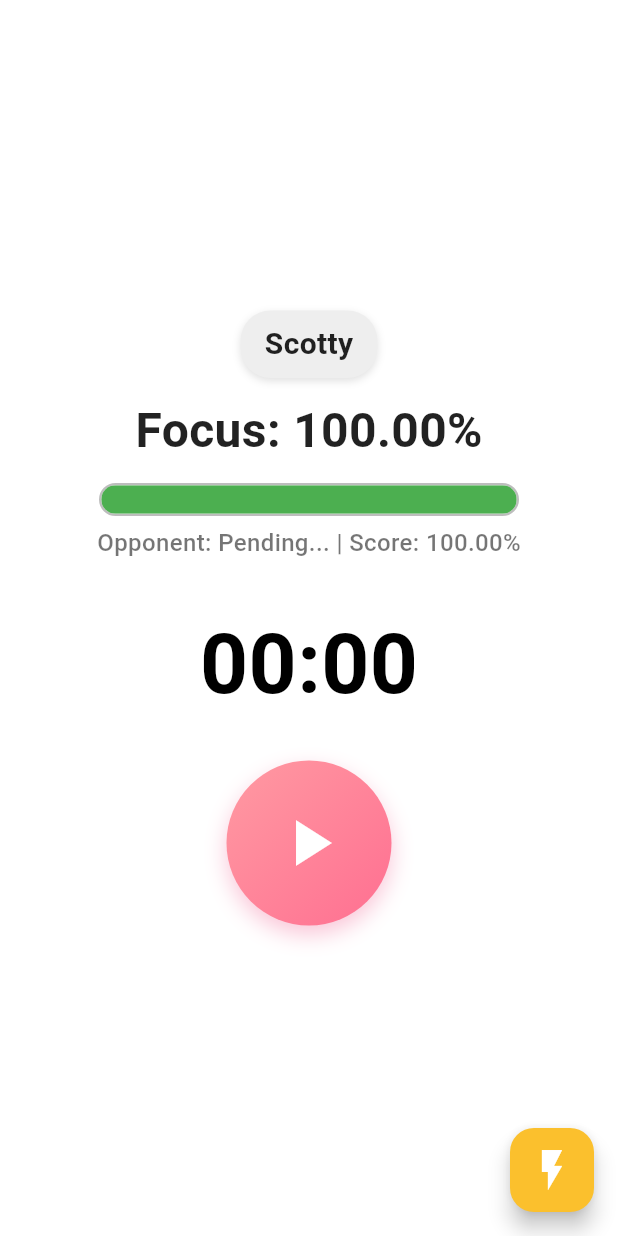
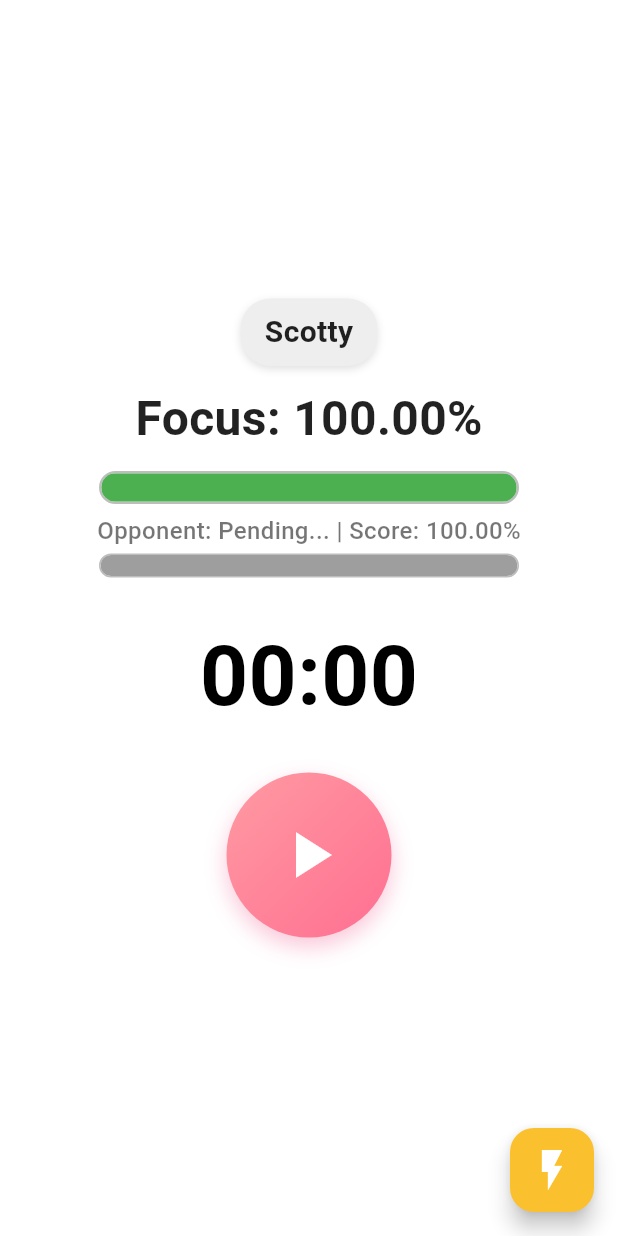
Before and after one commit to mmilunicmobile/the-quack-team-hackcmu-2025, a Flutter app: the screen it shows after launch, on a phone screen of 412 x 824 dp. Run offline on Flutter 3.47's test engine with Material 3 defaults, Android fonts, the light colour scheme and no system bars; network calls fail.

Commit message:
progress bar

```diff
--- a/lib/main.dart
+++ b/lib/main.dart
@@ -303,6 +303,12 @@ class _FocusHomePageState extends State<FocusHomePage>
       if (isTimerRunning) {
         newRemaining =
             max(0.0, targetEndTime!.difference(DateTime.now()).inMilliseconds / 1000.0);
+
+        // Check if the timer just reached zero
+        if (newRemaining <= 0.1 && visualTimerDisplayTime > 0.1) {
+          // Timer just ended, show winner popup
+          _showWinnerDialog();
+        }
       } else {
         newRemaining = remainingSeconds;
       }
@@ -334,6 +340,72 @@ class _FocusHomePageState extends State<FocusHomePage>
         }
       });
     });
+  }
+
+  // Show a dialog announcing the winner when the timer hits zero
+  void _showWinnerDialog() {
+    // Determine the winner based on focus scores
+    final bool userWon = focusPercentage > opponentScore;
+    final bool tie = (focusPercentage - opponentScore).abs() < 0.01;
+
+    final String winnerName = userWon ? username : opponentName;
+    final String resultMessage = tie
+        ? "It's a tie!"
+        : "$winnerName wins!";
+    final String scoreMessage = "Final scores:\n$username: ${focusPercentage.toStringAsFixed(2)}%\n$opponentName: ${opponentScore.toStringAsFixed(2)}%";
+
+    // Show the dialog only if not already showing another dialog
+    showDialog(
+      context: context,
+      barrierDismissible: false, // User must tap a button to close the dialog
+      builder: (context) => AlertDialog(
+        title: Text(
+          resultMessage,
+          textAlign: TextAlign.center,
+          style: TextStyle(
+            fontSize: 24,
+            fontWeight: FontWeight.bold,
+            color: tie ? Colors.blue : (userWon ? Colors.green : Colors.red),
+          ),
+        ),
+        content: Column(
+          mainAxisSize: MainAxisSize.min,
+          children: [
+            const SizedBox(height: 10),
+            Text(
+              scoreMessage,
+              textAlign: TextAlign.center,
+              style: const TextStyle(fontSize: 18),
+            ),
+            const SizedBox(height: 20),
+            Icon(
+              tie ? Icons.handshake : (userWon ? Icons.emoji_events : Icons.mood),
+              size: 60,
+              color: tie ? Colors.blue : (userWon ? Colors.amber : Colors.grey),
+            ),
+          ],
+        ),
+        actions: [
+          TextButton(
+            onPressed: () {
+              Navigator.of(context).pop();
+            },
+            child: const Text('Close'),
+          ),
+          ElevatedButton(
+            onPressed: () {
+              Navigator.of(context).pop();
+              // Reset the timer for a new session if needed
+              sendJsonToWebSocket({
+                'type': 'set_timer',
+                'value': 20 * 60 // Reset to 20 minutes
+              });
+            },
+            child: const Text('New Session'),
+          ),
+        ],
+      ),
+    );
   }
 
   void _pauseTimer() {
@@ -571,6 +643,56 @@ class _FocusHomePageState extends State<FocusHomePage>
     );
   }
 
+  Widget _opponentFocusBar() {
+    return Container(
+      width: 280,
+      height: 16, // Slightly smaller than the user's bar
+      decoration: BoxDecoration(
+        borderRadius: BorderRadius.circular(10),
+        border: Border.all(color: Colors.black26, width: 1.0),
+      ),
+      child: ClipRRect(
+        borderRadius: BorderRadius.circular(9),
+        child: Stack(
+          children: [
+            AnimatedContainer(
+              duration: const Duration(milliseconds: 500),
+              curve: Curves.easeInOut,
+              width: 280 * (opponentScore / 100),
+              decoration: BoxDecoration(
+                color: Colors.grey.shade500, // Gray color for opponent bar
+              ),
+            ),
+            AnimatedBuilder(
+              animation: _shimmerController,
+              builder: (context, _) {
+                return Positioned.fill(
+                  child: ShaderMask(
+                    shaderCallback: (rect) {
+                      return LinearGradient(
+                        colors: [
+                          Colors.white.withOpacity(0.2),
+                          Colors.transparent,
+                          Colors.white.withOpacity(0.2),
+                        ],
+                        stops: const [0.0, 0.5, 1.0],
+                        begin:
+                            Alignment(-1.0 + _shimmerController.value * 2, 0),
+                        end: Alignment(1.0 - _shimmerController.value * 2, 0),
+                      ).createShader(rect);
+                    },
+                    blendMode: BlendMode.srcOver,
+                    child: Container(color: Colors.transparent),
+                  ),
+                );
+              },
+            ),
+          ],
+        ),
+      ),
+    );
+  }
+
   Widget _playPauseButton() {
     return GestureDetector(
       onTap: _togglePlayPause,
@@ -659,8 +781,10 @@ class _FocusHomePageState extends State<FocusHomePage>
                   fontWeight: FontWeight.w500,
                 ),
               ),
+              const SizedBox(height: 4),
+              _opponentFocusBar(), // Added opponent focus bar
 
-              const SizedBox(height: 30),
+              const SizedBox(height: 26),
               GestureDetector(
                 onTap: _showSetTimeDialog,
                 child: Text(
```
